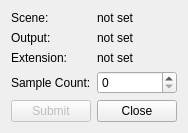
Qt form View/ui/render_info.ui (ckreisl/emca) before a commit.
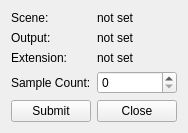
The same form after that commit.

Commit message: display error msg if render btn was called but path to outfile is not set in render info. enabled submit btn in render info

What changed in the file:
```diff
--- a/View/ui/render_info.ui
+++ b/View/ui/render_info.ui
@@ -100,7 +100,7 @@
      <item>
       <widget class="QPushButton" name="btnSubmit">
        <property name="enabled">
-        <bool>false</bool>
+        <bool>true</bool>
        </property>
        <property name="text">
         <string>Submit</string>
```
The commit also changes 2 other files.
